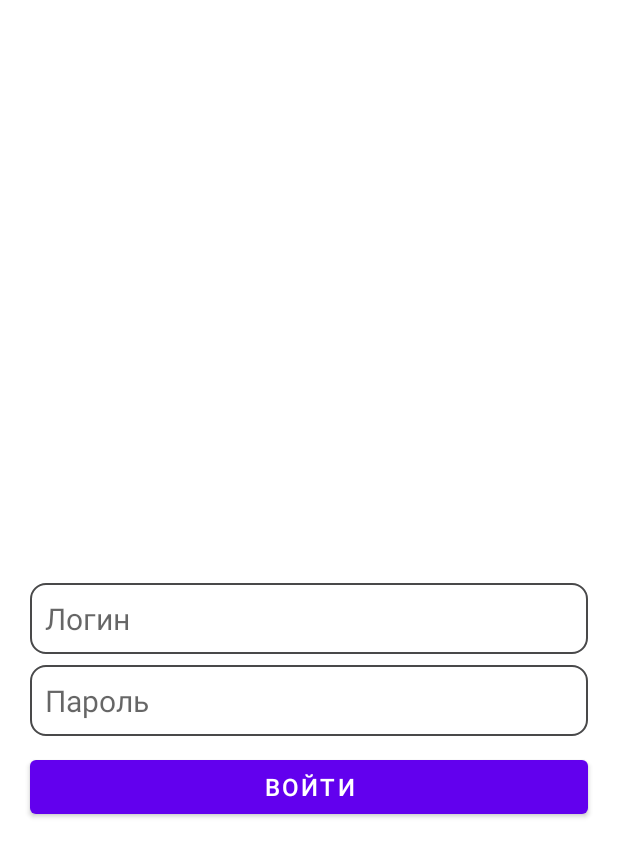
After one commit to Ulan-e/AEONTestApp, an Android app: the layout fragment_login.xml on its own in the app's theme, with its tools: preview values and no code run, on a phone screen of 412 x 824 dp. The commit adds this screen. Shown: the top 857 px of the screen. Run offline under Robolectric (Android 15) with nearby library versions, the phone set to English and light mode, and no system bars.

Commit message:
Реализована верстка экрана логина

```diff
--- a/app/build.gradle
+++ b/app/build.gradle
@@ -57,6 +57,11 @@ dependencies {
     implementation 'android.arch.lifecycle:extensions:2.2.0'
     implementation 'androidx.lifecycle:lifecycle-livedata-ktx:2.3.1'
 
+    //Scopes
+    implementation 'androidx.lifecycle:lifecycle-viewmodel-ktx:2.3.1'
+    implementation 'androidx.lifecycle:lifecycle-livedata-ktx:2.3.1'
+    implementation 'androidx.lifecycle:lifecycle-runtime-ktx:2.3.1'
+
     //Kotpref
     implementation 'com.chibatching.kotpref:kotpref:2.13.1'
 
--- /dev/null
+++ b/app/src/main/res/drawable/bg_rounded_transparent.xml
@@ -0,0 +1,7 @@
+<?xml version="1.0" encoding="utf-8"?>
+<shape xmlns:android="http://schemas.android.com/apk/res/android" android:shape="rectangle">
+    <stroke
+        android:width="1dp"
+        android:color="#49494A" />
+    <corners android:radius="10dp"/>
+</shape>
--- /dev/null
+++ b/app/src/main/res/layout/fragment_login.xml
@@ -0,0 +1,46 @@
+<?xml version="1.0" encoding="utf-8"?>
+<androidx.constraintlayout.widget.ConstraintLayout xmlns:android="http://schemas.android.com/apk/res/android"
+    xmlns:app="http://schemas.android.com/apk/res-auto"
+    android:layout_width="match_parent"
+    android:layout_height="match_parent">
+
+    <!-- логин -->
+    <EditText
+        android:id="@+id/et_login"
+        android:layout_width="match_parent"
+        android:layout_height="wrap_content"
+        android:layout_marginHorizontal="@dimen/margin_20dp"
+        android:background="@drawable/bg_rounded_transparent"
+        android:hint="@string/login"
+        android:padding="@dimen/padding_10dp"
+        android:textSize="@dimen/text_size_20sp"
+        app:layout_constraintBottom_toBottomOf="parent"
+        app:layout_constraintEnd_toEndOf="parent"
+        app:layout_constraintStart_toStartOf="parent"
+        app:layout_constraintTop_toTopOf="parent" />
+
+    <!-- пароль -->
+    <EditText
+        android:id="@+id/et_password"
+        android:layout_width="match_parent"
+        android:layout_height="wrap_content"
+        android:layout_marginHorizontal="@dimen/margin_20dp"
+        android:layout_marginTop="7dp"
+        android:background="@drawable/bg_rounded_transparent"
+        android:hint="@string/password"
+        android:padding="@dimen/padding_10dp"
+        android:textSize="@dimen/text_size_20sp"
+        app:layout_constraintEnd_toEndOf="parent"
+        app:layout_constraintStart_toStartOf="parent"
+        app:layout_constraintTop_toBottomOf="@+id/et_login" />
+
+    <!-- кнопка войти -->
+    <Button
+        android:layout_width="match_parent"
+        android:layout_height="wrap_content"
+        android:layout_marginHorizontal="@dimen/margin_20dp"
+        android:layout_marginTop="@dimen/margin_10dp"
+        android:text="@string/enter"
+        android:textSize="16sp"
+        app:layout_constraintTop_toBottomOf="@+id/et_password" />
+</androidx.constraintlayout.widget.ConstraintLayout>
--- /dev/null
+++ b/app/src/main/res/values/dimens.xml
@@ -0,0 +1,7 @@
+<?xml version="1.0" encoding="utf-8"?>
+<resources>
+    <dimen name="text_size_20sp">20sp</dimen>
+    <dimen name="padding_10dp">10dp</dimen>
+    <dimen name="margin_20dp">20dp</dimen>
+    <dimen name="margin_10dp">10dp</dimen>
+</resources>
--- a/app/src/main/res/values/strings.xml
+++ b/app/src/main/res/values/strings.xml
@@ -1,3 +1,6 @@
 <resources>
     <string name="app_name">AEON</string>
+    <string name="login">Логин</string>
+    <string name="password">Пароль</string>
+    <string name="enter">Войти</string>
 </resources>
```
